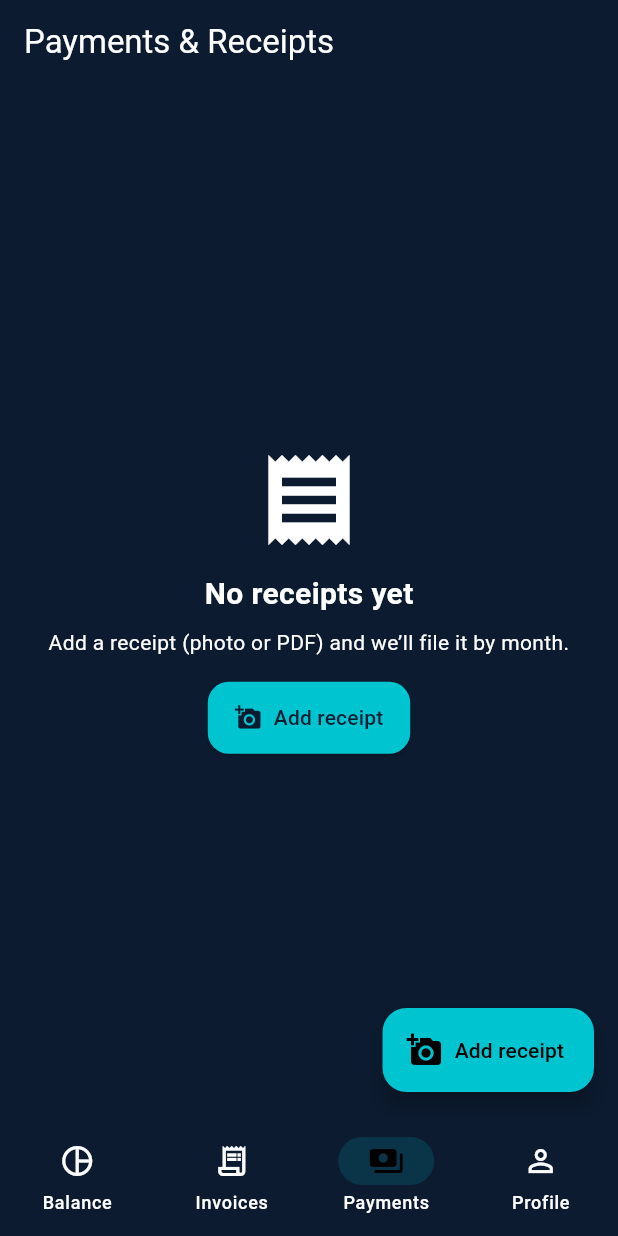
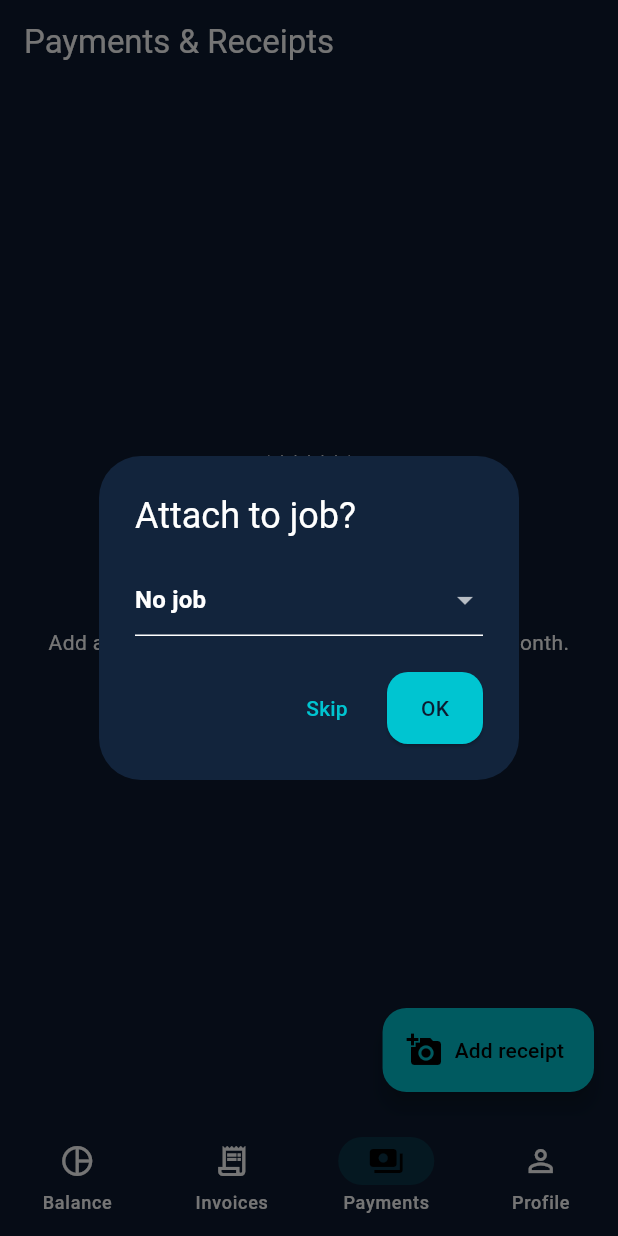
Before and after one commit to Ogoldwait91/Foreman, a Flutter app: the screen it shows after launch, item 3 of the bottom bar chosen, after a tap on "Add receipt", on a phone screen of 412 x 824 dp. Run offline on Flutter 3.47's test engine with Material 3 defaults, Android fonts, the phone set to English and light mode, and no system bars; our stand-ins replace file_picker, open_filex, pdf, printing.

```diff
--- /dev/null
+++ b/apps/mobile/lib/src/models/job.dart
@@ -0,0 +1,7 @@
+class Job {
+  final String id;
+  final String name;   // e.g., "Kitchen refurb - Smith"
+  final String? clientId;
+
+  const Job({required this.id, required this.name, this.clientId});
+}
--- a/apps/mobile/lib/src/screens/payments_screen.dart
+++ b/apps/mobile/lib/src/screens/payments_screen.dart
@@ -5,31 +5,65 @@ import "package:open_filex/open_filex.dart";
 import "../theme.dart";
 import "../data/app_store.dart";
 import "../services/storage_service.dart";
+import "../utils/utils.dart";
+import "../models/job.dart"; // needed for typed fallback in subtitle
 
-class PaymentsScreen extends StatelessWidget {
+class PaymentsScreen extends StatefulWidget {
   const PaymentsScreen({super.key});
+  @override
+  State<PaymentsScreen> createState() => _PaymentsScreenState();
+}
 
-  Future<void> _addReceipt(BuildContext context) async {
+class _PaymentsScreenState extends State<PaymentsScreen> {
+  Future<void> _addReceipt() async {
+    final store = AppStore();
+    String? selectedJobId;
+
+    if (store.jobs.isNotEmpty) {
+      await showDialog(
+        context: context,
+        builder: (ctx) {
+          String? temp = selectedJobId ?? "";
+          return AlertDialog(
+            title: const Text("Attach to job?"),
+            content: DropdownButtonFormField<String>(
+              initialValue: temp, // ← use initialValue (not value)
+              items: [
+                const DropdownMenuItem(value: "", child: Text("No job")),
+                ...store.jobs.map((j) => DropdownMenuItem(value: j.id, child: Text(j.name))),
+              ],
+              onChanged: (v) => temp = v,
+            ),
+            actions: [
+              TextButton(onPressed: () { Navigator.pop(ctx); }, child: const Text("Skip")),
+              ElevatedButton(onPressed: () { selectedJobId = (temp == "" ? null : temp); Navigator.pop(ctx); }, child: const Text("OK")),
+            ],
+          );
+        },
+      );
+    }
+
     final result = await FilePicker.platform.pickFiles(
-      type: FileType.custom,
-      allowedExtensions: ["jpg", "jpeg", "png", "pdf"],
-      withReadStream: false,
+      type: FileType.custom, allowedExtensions: ["jpg","jpeg","png","pdf"], withReadStream: false,
     );
+    if (!mounted) return;              // ← safe after await
     if (result == null || result.files.isEmpty) return;
 
     final file = File(result.files.single.path!);
     final now = DateTime.now();
     final fileName = "receipt_${now.millisecondsSinceEpoch}";
-    final savedPath = await StorageService.copyReceiptFile(file, when: now, fileName: fileName);
+    final jobSlug = selectedJobId == null
+        ? null
+        : slugify(store.jobs.firstWhere((j) => j.id == selectedJobId).name);
 
-    // Optional quick meta via dialog: amount + note
-    double? amount;
-    String? note;
+    final savedPath = await StorageService.copyReceiptFile(file, when: now, fileName: fileName, jobSlug: jobSlug);
+    if (!mounted) return;
+
+    double? amount; String? note;
     await showDialog(
       context: context,
       builder: (ctx) {
-        final amtCtrl = TextEditingController();
-        final noteCtrl = TextEditingController();
+        final amtCtrl = TextEditingController(); final noteCtrl = TextEditingController();
         return AlertDialog(
           title: const Text("Receipt details"),
           content: Column(
@@ -42,18 +76,14 @@ class PaymentsScreen extends StatelessWidget {
           ),
           actions: [
             TextButton(onPressed: () => Navigator.pop(ctx), child: const Text("Skip")),
-            ElevatedButton(onPressed: () {
-              amount = double.tryParse(amtCtrl.text.trim());
-              note = noteCtrl.text.trim().isEmpty ? null : noteCtrl.text.trim();
-              Navigator.pop(ctx);
-            }, child: const Text("Save")),
+            ElevatedButton(onPressed: () { amount = double.tryParse(amtCtrl.text.trim()); note = noteCtrl.text.trim().isEmpty ? null : noteCtrl.text.trim(); Navigator.pop(ctx); }, child: const Text("Save")),
           ],
         );
       },
     );
+    if (!mounted) return;
 
-    AppStore().addReceipt(path: savedPath, when: now, amount: amount, note: note);
-    // ignore: use_build_context_synchronously
+    store.addReceipt(path: savedPath, when: now, amount: amount, note: note, jobId: selectedJobId);
     ScaffoldMessenger.of(context).showSnackBar(SnackBar(content: Text("Saved receipt to $savedPath")));
   }
 
@@ -82,7 +112,7 @@ class PaymentsScreen extends StatelessWidget {
                     const SizedBox(height: 8),
                     const Text("Add a receipt (photo or PDF) and we’ll file it by month.", textAlign: TextAlign.center, style: TextStyle(color: ForemanColors.white)),
                     const SizedBox(height: 16),
-                    ElevatedButton.icon(onPressed: () => _addReceipt(context), icon: const Icon(Icons.add_a_photo), label: const Text("Add receipt")),
+                    ElevatedButton.icon(onPressed: _addReceipt, icon: const Icon(Icons.add_a_photo), label: const Text("Add receipt")),
                   ],
                 ),
               ),
@@ -92,21 +122,19 @@ class PaymentsScreen extends StatelessWidget {
               itemBuilder: (_, i) {
                 final r = receipts[i];
                 final date = "${r.date.year}-${r.date.month.toString().padLeft(2,"0")}-${r.date.day.toString().padLeft(2,"0")}";
+                final jobName = r.jobId == null ? null : store.jobs.firstWhere((j) => j.id == r.jobId, orElse: () => const Job(id: "", name: "")).name;
                 return Card(
                   child: ListTile(
                     leading: const Icon(Icons.receipt_long),
-                    title: Text(r.note ?? r.path.split("/").last),
-                    subtitle: Text("${r.amount != null ? "£${r.amount!.toStringAsFixed(2)}  •  " : ""}$date"),
-                    trailing: IconButton(
-                      icon: const Icon(Icons.open_in_new),
-                      onPressed: () => OpenFilex.open(r.path),
-                    ),
+                    title: Text(r.note ?? r.path.split(Platform.pathSeparator).last),
+                    subtitle: Text("${r.amount != null ? "£${r.amount!.toStringAsFixed(2)}  •  " : ""}$date${jobName != null && jobName.isNotEmpty ? "  •  $jobName" : ""}"),
+                    trailing: IconButton(icon: const Icon(Icons.open_in_new), onPressed: () => OpenFilex.open(r.path)),
                   ),
                 );
               },
             ),
       floatingActionButton: FloatingActionButton.extended(
-        onPressed: () => _addReceipt(context),
+        onPressed: _addReceipt,
         label: const Text("Add receipt"),
         icon: const Icon(Icons.add_a_photo),
       ),
```
Also changed, not shown: apps/mobile/lib/src/data/app_store.dart (+48 -24 lines), apps/mobile/lib/src/screens/invoice_preview_screen.dart (+19 -61 lines), apps/mobile/lib/src/screens/job_detail_screen.dart (added, +70 -0 lines), apps/mobile/lib/src/screens/jobs_screen.dart (added, +51 -0 lines), apps/mobile/lib/src/screens/new_invoice_screen.dart (+23 -26 lines), apps/mobile/lib/src/screens/profile_screen.dart (+10 -4 lines), apps/mobile/lib/src/services/storage_service.dart (+36 -20 lines), apps/mobile/lib/src/utils/utils.dart (+7 -0 lines).
